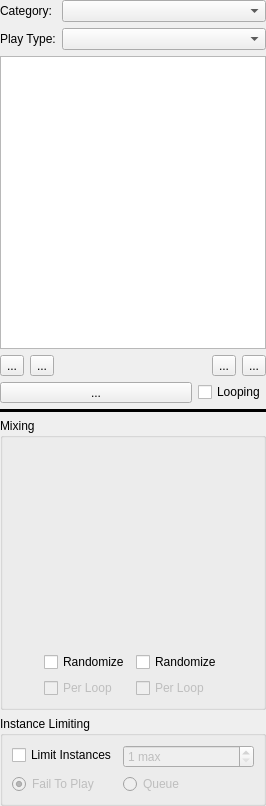
This is DesignerTool/src/WidgetAudioState.ui in GameOverture/HarmonyEngine as Qt 5 draws it before an edit. The edited form follows.
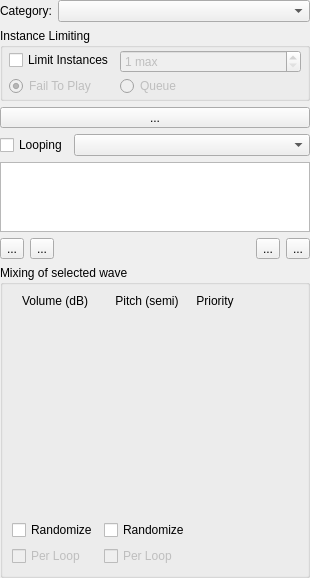
This is the edited form. Icons and pictures are not drawn. Custom widgets are drawn as their Qt base class.

Commit message: WidgetAudioState gui layout work

What changed in the file:
```diff
--- a/DesignerTool/src/WidgetAudioState.ui
+++ b/DesignerTool/src/WidgetAudioState.ui
@@ -6,14 +6,17 @@
    <rect>
     <x>0</x>
     <y>0</y>
-    <width>266</width>
-    <height>806</height>
+    <width>310</width>
+    <height>574</height>
    </rect>
   </property>
   <property name="windowTitle">
    <string>Form</string>
   </property>
   <layout class="QVBoxLayout" name="verticalLayout">
+   <property name="spacing">
+    <number>6</number>
+   </property>
    <property name="leftMargin">
     <number>0</number>
    </property>
@@ -27,215 +30,26 @@
     <number>0</number>
    </property>
    <item>
-    <layout class="QFormLayout" name="formLayout">
-     <item row="0" column="0">
+    <layout class="QHBoxLayout" name="horizontalLayout_3">
+     <item>
       <widget class="QLabel" name="label">
        <property name="text">
         <string>Category:</string>
        </property>
       </widget>
      </item>
-     <item row="0" column="1">
-      <widget class="QComboBox" name="cmbCategory"/>
-     </item>
-     <item row="1" column="0">
-      <widget class="QLabel" name="label_2">
-       <property name="text">
-        <string>Play Type:</string>
-       </property>
-      </widget>
-     </item>
-     <item row="1" column="1">
-      <widget class="QComboBox" name="comboBox"/>
-     </item>
-    </layout>
-   </item>
-   <item>
-    <widget class="QTableView" name="tableView"/>
-   </item>
-   <item>
-    <layout class="QHBoxLayout" name="horizontalLayout_5">
      <item>
-      <widget class="QToolButton" name="btnAddWaves">
-       <property name="text">
-        <string>...</string>
-       </property>
-      </widget>
-     </item>
-     <item>
-      <widget class="QToolButton" name="btnRemoveWave">
-       <property name="text">
-        <string>...</string>
-       </property>
-      </widget>
-     </item>
-     <item>
-      <spacer name="horizontalSpacer_5">
-       <property name="orientation">
-        <enum>Qt::Horizontal</enum>
-       </property>
-       <property name="sizeHint" stdset="0">
-        <size>
-         <width>40</width>
-         <height>20</height>
-        </size>
-       </property>
-      </spacer>
-     </item>
-     <item>
-      <widget class="QToolButton" name="btnOrderWaveUp">
-       <property name="text">
-        <string>...</string>
-       </property>
-      </widget>
-     </item>
-     <item>
-      <widget class="QToolButton" name="btnOrderWaveDown">
-       <property name="text">
-        <string>...</string>
-       </property>
-      </widget>
-     </item>
-    </layout>
-   </item>
-   <item>
-    <layout class="QHBoxLayout" name="horizontalLayout">
-     <item>
-      <widget class="QToolButton" name="btnPlay">
+      <widget class="QComboBox" name="cmbCategory">
        <property name="sizePolicy">
         <sizepolicy hsizetype="Expanding" vsizetype="Fixed">
          <horstretch>0</horstretch>
          <verstretch>0</verstretch>
         </sizepolicy>
        </property>
-       <property name="text">
-        <string>...</string>
-       </property>
-       <property name="icon">
-        <iconset resource="res/DesignerTool.qrc">
-         <normaloff>:/icons16x16/media-play.png</normaloff>:/icons16x16/media-play.png</iconset>
-       </property>
-      </widget>
-     </item>
-     <item>
-      <widget class="QCheckBox" name="checkBox_6">
-       <property name="text">
-        <string>Looping</string>
-       </property>
       </widget>
      </item>
     </layout>
    </item>
-   <item>
-    <widget class="Line" name="line">
-     <property name="frameShadow">
-      <enum>QFrame::Plain</enum>
-     </property>
-     <property name="lineWidth">
-      <number>5</number>
-     </property>
-     <property name="orientation">
-      <enum>Qt::Horizontal</enum>
-     </property>
-    </widget>
-   </item>
-   <item>
-    <widget class="QGroupBox" name="groupBox">
-     <property name="title">
-      <string>Mixing</string>
-     </property>
-     <layout class="QHBoxLayout" name="horizontalLayout_2">
-      <item>
-       <spacer name="horizontalSpacer">
-        <property name="orientation">
-         <enum>Qt::Horizontal</enum>
-        </property>
-        <property name="sizeHint" stdset="0">
-         <size>
-          <width>40</width>
-          <height>20</height>
-         </size>
-        </property>
-       </spacer>
-      </item>
-      <item>
-       <layout class="QVBoxLayout" name="verticalLayout_2">
-        <item>
-         <widget class="WidgetRangedSlider" name="widget_2" native="true">
-          <property name="sizePolicy">
-           <sizepolicy hsizetype="Preferred" vsizetype="Expanding">
-            <horstretch>0</horstretch>
-            <verstretch>0</verstretch>
-           </sizepolicy>
-          </property>
-         </widget>
-        </item>
-        <item>
-         <widget class="QCheckBox" name="checkBox_2">
-          <property name="text">
-           <string>Randomize</string>
-          </property>
-         </widget>
-        </item>
-        <item>
-         <widget class="QCheckBox" name="checkBox">
-          <property name="enabled">
-           <bool>false</bool>
-          </property>
-          <property name="text">
-           <string>Per Loop</string>
-          </property>
-         </widget>
-        </item>
-       </layout>
-      </item>
-      <item>
-       <layout class="QVBoxLayout" name="verticalLayout_3">
-        <item>
-         <widget class="WidgetRangedSlider" name="widget_3" native="true">
-          <property name="sizePolicy">
-           <sizepolicy hsizetype="Preferred" vsizetype="Expanding">
-            <horstretch>0</horstretch>
-            <verstretch>0</verstretch>
-           </sizepolicy>
-          </property>
-         </widget>
-        </item>
-        <item>
-         <widget class="QCheckBox" name="checkBox_3">
-          <property name="text">
-           <string>Randomize</string>
-          </property>
-         </widget>
-        </item>
-        <item>
-         <widget class="QCheckBox" name="checkBox_4">
-          <property name="enabled">
-           <bool>false</bool>
-          </property>
-          <property name="text">
-           <string>Per Loop</string>
-          </property>
-         </widget>
-        </item>
-       </layout>
-      </item>
-      <item>
-       <spacer name="horizontalSpacer_2">
-        <property name="orientation">
-         <enum>Qt::Horizontal</enum>
-        </property>
-        <property name="sizeHint" stdset="0">
-         <size>
-          <width>40</width>
-          <height>20</height>
-         </size>
-        </property>
-       </spacer>
-      </item>
-     </layout>
-    </widget>
-   </item>
    <item>
     <widget class="QGroupBox" name="groupBox_2">
      <property name="sizePolicy">
@@ -248,6 +62,21 @@
       <string>Instance Limiting</string>
      </property>
      <layout class="QFormLayout" name="formLayout_2">
+      <property name="verticalSpacing">
+       <number>3</number>
+      </property>
+      <property name="leftMargin">
+       <number>6</number>
+      </property>
+      <property name="topMargin">
+       <number>2</number>
+      </property>
+      <property name="rightMargin">
+       <number>6</number>
+      </property>
+      <property name="bottomMargin">
+       <number>2</number>
+      </property>
       <item row="0" column="0">
        <widget class="QCheckBox" name="checkBox_5">
         <property name="text">
@@ -297,6 +126,307 @@
      </layout>
     </widget>
    </item>
+   <item>
+    <layout class="QHBoxLayout" name="horizontalLayout">
+     <item>
+      <widget class="QToolButton" name="btnPlay">
+       <property name="sizePolicy">
+        <sizepolicy hsizetype="Expanding" vsizetype="Fixed">
+         <horstretch>0</horstretch>
+         <verstretch>0</verstretch>
+        </sizepolicy>
+       </property>
+       <property name="minimumSize">
+        <size>
+         <width>100</width>
+         <height>0</height>
+        </size>
+       </property>
+       <property name="text">
+        <string>...</string>
+       </property>
+       <property name="icon">
+        <iconset resource="res/DesignerTool.qrc">
+         <normaloff>:/icons16x16/media-play.png</normaloff>:/icons16x16/media-play.png</iconset>
+       </property>
+      </widget>
+     </item>
+    </layout>
+   </item>
+   <item>
+    <layout class="QHBoxLayout" name="horizontalLayout_4">
+     <item>
+      <widget class="QCheckBox" name="checkBox_6">
+       <property name="text">
+        <string>Looping</string>
+       </property>
+      </widget>
+     </item>
+     <item>
+      <widget class="QComboBox" name="comboBox">
+       <property name="sizePolicy">
+        <sizepolicy hsizetype="Expanding" vsizetype="Fixed">
+         <horstretch>0</horstretch>
+         <verstretch>0</verstretch>
+        </sizepolicy>
+       </property>
+      </widget>
+     </item>
+    </layout>
+   </item>
+   <item>
+    <widget class="QTableView" name="tableView">
+     <property name="sizePolicy">
+      <sizepolicy hsizetype="Expanding" vsizetype="Expanding">
+       <horstretch>0</horstretch>
+       <verstretch>0</verstretch>
+      </sizepolicy>
+     </property>
+     <property name="minimumSize">
+      <size>
+       <width>0</width>
+       <height>0</height>
+      </size>
+     </property>
+     <property name="maximumSize">
+      <size>
+       <width>16777215</width>
+       <height>16777215</height>
+      </size>
+     </property>
+    </widget>
+   </item>
+   <item>
+    <layout class="QHBoxLayout" name="horizontalLayout_5">
+     <property name="sizeConstraint">
+      <enum>QLayout::SetFixedSize</enum>
+     </property>
+     <item>
+      <widget class="QToolButton" name="btnAddWaves">
+       <property name="text">
+        <string>...</string>
+       </property>
+      </widget>
+     </item>
+     <item>
+      <widget class="QToolButton" name="btnRemoveWave">
+       <property name="text">
+        <string>...</string>
+       </property>
+      </widget>
+     </item>
+     <item>
+      <spacer name="horizontalSpacer_5">
+       <property name="orientation">
+        <enum>Qt::Horizontal</enum>
+       </property>
+       <property name="sizeHint" stdset="0">
+        <size>
+         <width>40</width>
+         <height>20</height>
+        </size>
+       </property>
+      </spacer>
+     </item>
+     <item>
+      <widget class="QToolButton" name="btnOrderWaveUp">
+       <property name="text">
+        <string>...</string>
+       </property>
+      </widget>
+     </item>
+     <item>
+      <widget class="QToolButton" name="btnOrderWaveDown">
+       <property name="text">
+        <string>...</string>
+       </property>
+      </widget>
+     </item>
+    </layout>
+   </item>
+   <item>
+    <widget class="QGroupBox" name="groupBox">
+     <property name="sizePolicy">
+      <sizepolicy hsizetype="Preferred" vsizetype="Fixed">
+       <horstretch>0</horstretch>
+       <verstretch>0</verstretch>
+      </sizepolicy>
+     </property>
+     <property name="title">
+      <string>Mixing of selected wave</string>
+     </property>
+     <layout class="QHBoxLayout" name="horizontalLayout_2">
+      <item>
+       <layout class="QVBoxLayout" name="verticalLayout_2">
+        <item>
+         <widget class="QLabel" name="label_2">
+          <property name="text">
+           <string>Volume (dB)</string>
+          </property>
+          <property name="alignment">
+           <set>Qt::AlignCenter</set>
+          </property>
+         </widget>
+        </item>
+        <item>
+         <widget class="WidgetRangedSlider" name="widget_2" native="true">
+          <property name="sizePolicy">
+           <sizepolicy hsizetype="Preferred" vsizetype="Expanding">
+            <horstretch>0</horstretch>
+            <verstretch>0</verstretch>
+           </sizepolicy>
+          </property>
+          <property name="minimumSize">
+           <size>
+            <width>0</width>
+            <height>200</height>
+           </size>
+          </property>
+          <property name="maximumSize">
+           <size>
+            <width>16777215</width>
+            <height>200</height>
+           </size>
+          </property>
+         </widget>
+        </item>
+        <item>
+         <widget class="QCheckBox" name="checkBox_2">
+          <property name="text">
+           <string>Randomize</string>
+          </property>
+         </widget>
+        </item>
+        <item>
+         <widget class="QCheckBox" name="checkBox">
+          <property name="enabled">
+           <bool>false</bool>
+          </property>
+          <property name="text">
+           <string>Per Loop</string>
+          </property>
+         </widget>
+        </item>
+       </layout>
+      </item>
+      <item>
+       <layout class="QVBoxLayout" name="verticalLayout_3">
+        <item>
+         <widget class="QLabel" name="label_3">
+          <property name="text">
+           <string>Pitch (semi)</string>
+          </property>
+          <property name="alignment">
+           <set>Qt::AlignCenter</set>
+          </property>
+         </widget>
+        </item>
+        <item>
+         <widget class="WidgetRangedSlider" name="widget_3" native="true">
+          <property name="sizePolicy">
+           <sizepolicy hsizetype="Preferred" vsizetype="Expanding">
+            <horstretch>0</horstretch>
+            <verstretch>0</verstretch>
+           </sizepolicy>
+          </property>
+          <property name="minimumSize">
+           <size>
+            <width>0</width>
+            <height>200</height>
+           </size>
+          </property>
+          <property name="maximumSize">
+           <size>
+            <width>16777215</width>
+            <height>200</height>
+           </size>
+          </property>
+         </widget>
+        </item>
+        <item>
+         <widget class="QCheckBox" name="checkBox_3">
+          <property name="text">
+           <string>Randomize</string>
+          </property>
+         </widget>
+        </item>
+        <item>
+         <widget class="QCheckBox" name="checkBox_4">
+          <property name="enabled">
+           <bool>false</bool>
+          </property>
+          <property name="text">
+           <string>Per Loop</string>
+          </property>
+         </widget>
+        </item>
+       </layout>
+      </item>
+      <item>
+       <layout class="QVBoxLayout" name="verticalLayout_4">
+        <item>
+         <widget class="QLabel" name="label_4">
+          <property name="text">
+           <string>Priority</string>
+          </property>
+          <property name="alignment">
+           <set>Qt::AlignCenter</set>
+          </property>
+         </widget>
+        </item>
+        <item>
+         <widget class="WidgetRangedSlider" name="widget_4" native="true">
+          <property name="sizePolicy">
+           <sizepolicy hsizetype="Preferred" vsizetype="Expanding">
+            <horstretch>0</horstretch>
+            <verstretch>0</verstretch>
+           </sizepolicy>
+          </property>
+          <property name="minimumSize">
+           <size>
+            <width>0</width>
+            <height>200</height>
+           </size>
+          </property>
+          <property name="maximumSize">
+           <size>
+            <width>16777215</width>
+            <height>200</height>
+           </size>
+          </property>
+         </widget>
+        </item>
+        <item>
+         <spacer name="verticalSpacer">
+          <property name="orientation">
+           <enum>Qt::Vertical</enum>
+          </property>
+          <property name="sizeHint" stdset="0">
+           <size>
+            <width>20</width>
+            <height>40</height>
+           </size>
+          </property>
+         </spacer>
+        </item>
+       </layout>
+      </item>
+      <item>
+       <spacer name="horizontalSpacer">
+        <property name="orientation">
+         <enum>Qt::Horizontal</enum>
+        </property>
+        <property name="sizeHint" stdset="0">
+         <size>
+          <width>40</width>
+          <height>20</height>
+         </size>
+        </property>
+       </spacer>
+      </item>
+     </layout>
+    </widget>
+   </item>
   </layout>
  </widget>
  <customwidgets>
```
The commit also changes 7 other files.
